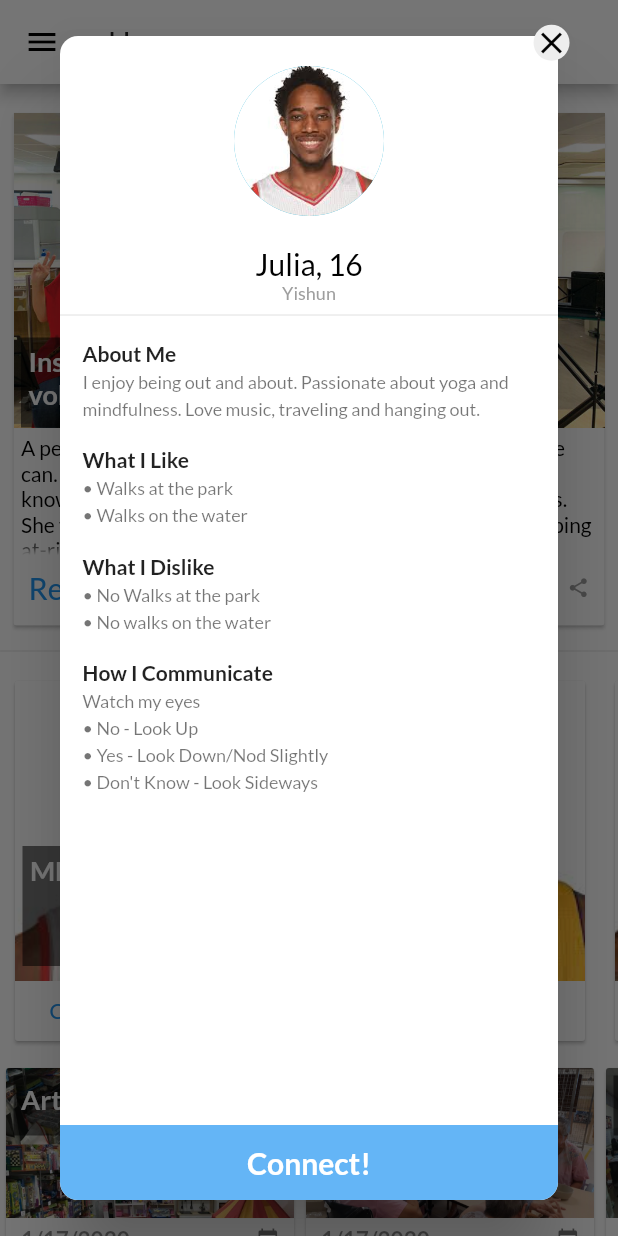
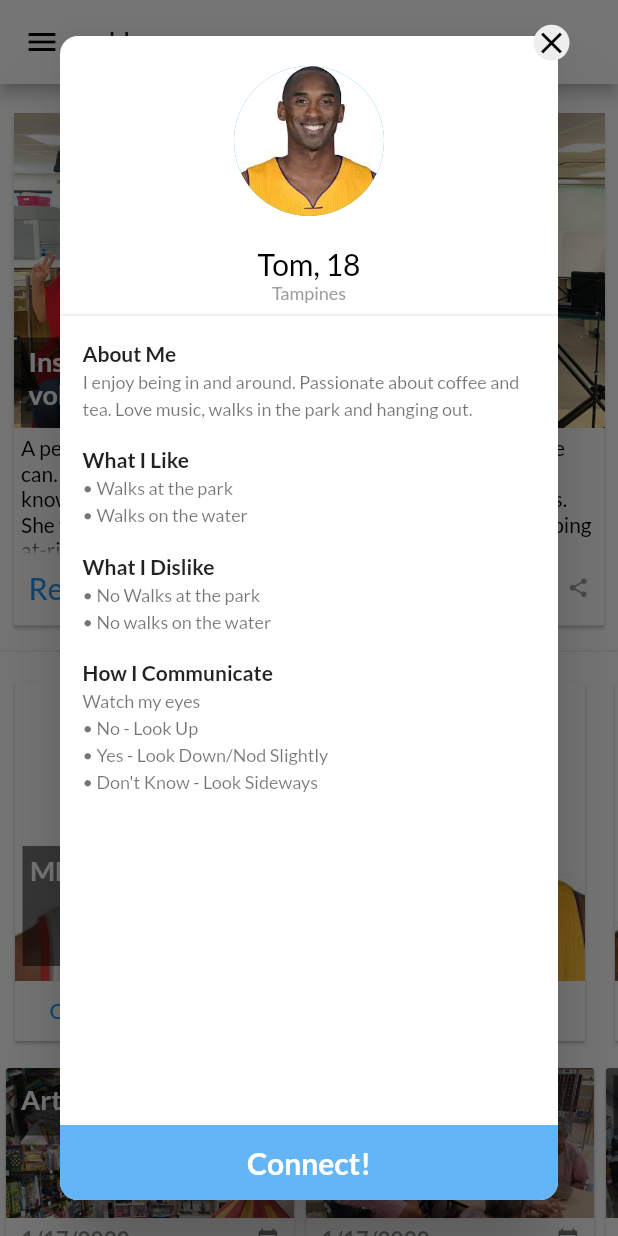
Before and after one commit to yangj56/rainbow-hack-mobile, a Flutter app: the DashboardScreen screen opened by its route, after a tap on "Connect", on a phone screen of 412 x 824 dp. Run offline on Flutter 3.47's test engine with Material 2 defaults, Android fonts, the phone set to English and light mode, and no system bars; our stand-ins replace flutter_svg; missing offline and left inert: transformer_page_view.

Commit message:
updated mapping to onboarding connection screen

```diff
--- a/lib/utils/pwd_data.dart
+++ b/lib/utils/pwd_data.dart
@@ -22,7 +22,7 @@ List<Map<String, Object>> pwdData = [
     },{
       'name': 'Sabrina',
       'age': '16',
-      'disability': 'Visual Impairment',
+      'disability': 'Blind',
       'image': 'assets/image/person3.jpeg',
       'location': 'Bedok',
       'about': 'Love music, walks in the park and hanging out.',
--- a/lib/widgets/Pwd/pwd_modal.dart
+++ b/lib/widgets/Pwd/pwd_modal.dart
@@ -1,4 +1,5 @@
 import 'package:flutter/material.dart';
+import 'package:rainbow_hack/utils/pwd_data.dart';
 
 class PwdModal extends StatelessWidget {
   final int index;
@@ -46,14 +47,14 @@ class PwdModal extends StatelessWidget {
                     margin: EdgeInsets.all(20),
                     alignment: Alignment.center,
                     child: CircleAvatar(
-                      backgroundImage: AssetImage('assets/image/person1.jpeg'),
+                      backgroundImage: AssetImage(pwdData[index]['image']),
                       radius: 50,
                     ),
                   ),
-                  Container(child: Text('Julia, 16')),
+                  Container(child: Text("${pwdData[index]['name']}, ${pwdData[index]['age']}")),
                   Container(
                     child: Text(
-                      'Yishun',
+                      pwdData[index]['location'],
                       style: TextStyle(
                         color: Colors.grey,
                         fontSize: 12,
@@ -72,7 +73,7 @@ class PwdModal extends StatelessWidget {
                                 fontWeight: FontWeight.bold, fontSize: 14),
                           ),
                           subtitle: Text(
-                            'I enjoy being out and about. Passionate about yoga and mindfulness. Love music, traveling and hanging out.',
+                            pwdData[index]['about'],
                             style: TextStyle(fontSize: 12, height: 1.5),
                           ),
                         ),
@@ -84,7 +85,7 @@ class PwdModal extends StatelessWidget {
                                 fontWeight: FontWeight.bold, fontSize: 14),
                           ),
                           subtitle: Text(
-                            '\u{2022} Walks at the park\n\u{2022} Walks on the water',
+                            pwdData[index]['like'],
                             style: TextStyle(fontSize: 12, height: 1.5),
                           ),
                         ),
@@ -96,7 +97,7 @@ class PwdModal extends StatelessWidget {
                                 fontWeight: FontWeight.bold, fontSize: 14),
                           ),
                           subtitle: Text(
-                            '\u{2022} No Walks at the park\n\u{2022} No walks on the water',
+                            pwdData[index]['dislike'],
                             style: TextStyle(fontSize: 12, height: 1.5),
                           ),
                         ),
@@ -108,7 +109,7 @@ class PwdModal extends StatelessWidget {
                                 fontWeight: FontWeight.bold, fontSize: 14),
                           ),
                           subtitle: Text(
-                            'Watch my eyes\n\u{2022} No - Look Up\n\u{2022} Yes - Look Down/Nod Slightly\n\u{2022} Don\'t Know - Look Sideways',
+                            pwdData[index]['comm'],
                             style: TextStyle(fontSize: 12, height: 1.5),
                           ),
                         ),
--- a/lib/widgets/match_list.dart
+++ b/lib/widgets/match_list.dart
@@ -2,6 +2,7 @@ import 'package:flutter/material.dart';
 import 'package:rainbow_hack/mocks/dummy_pwd.dart';
 import 'package:rainbow_hack/mocks/dummy_strings.dart';
 import 'package:rainbow_hack/screens/dashboard_screen.dart';
+import 'package:rainbow_hack/utils/pwd_data.dart';
 import 'package:rainbow_hack/widgets/match_item.dart';
 
 class MatchList extends StatelessWidget {
@@ -33,8 +34,8 @@ class MatchList extends StatelessWidget {
             child: ListView.builder(
               itemCount: dummyPwds.length,
               itemBuilder: (BuildContext ctx, int index) {
-                return MatchItem(dummyPwds[index].name, dummyPwds[index].age,
-                    dummyPwds[index].medicalCondition);
+                return MatchItem(name: pwdData[index]['name'], age: pwdData[index]['age'],
+                    disability: pwdData[index]['disability'], index: index);
               },
             ),
           ),
```
Also changed, not shown: lib/widgets/match_item.dart (+6 -5 lines).
